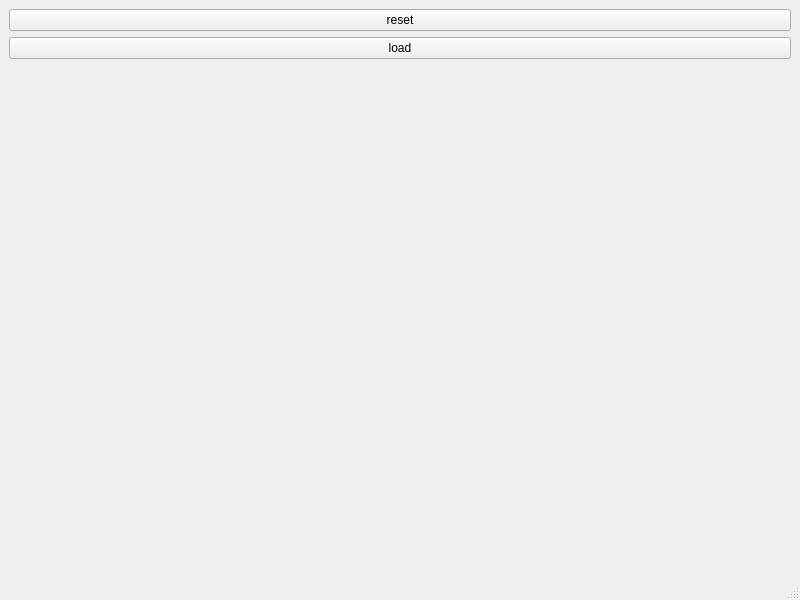
First picture: the form in ui/main_window.ui, repository ArwaMuhammed/image-processing-app, before the edit.
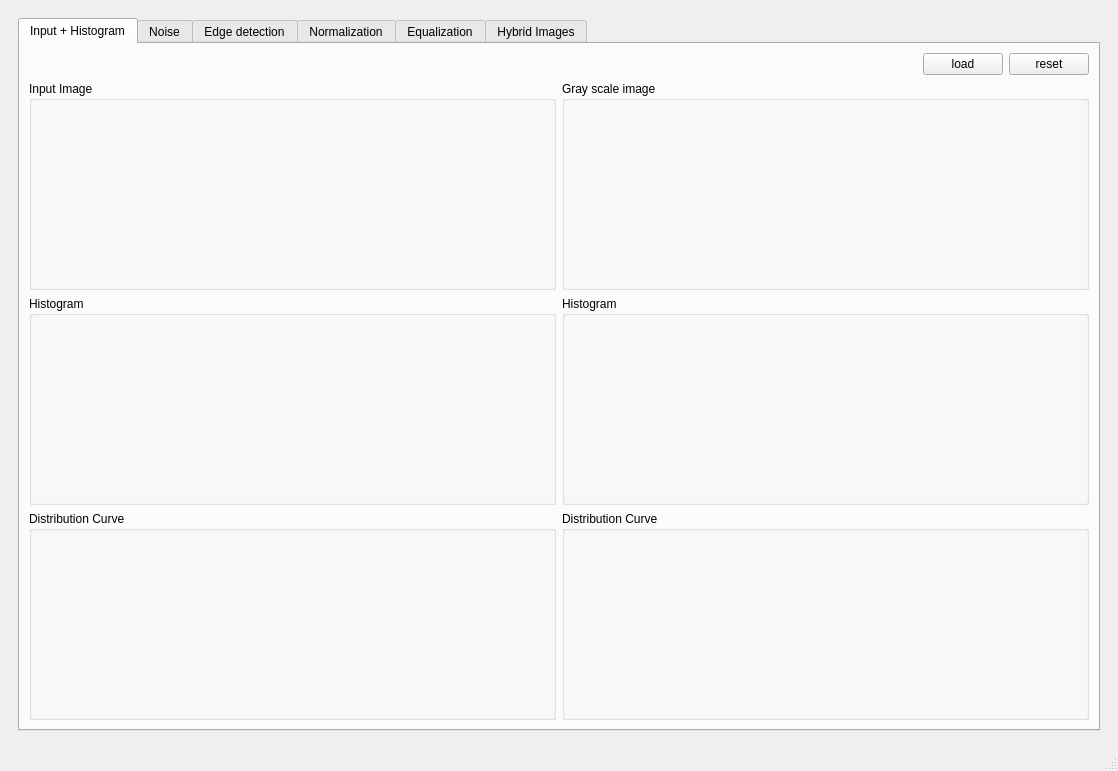
Second picture: the form after the edit.

```diff
--- a/ui/main_window.ui
+++ b/ui/main_window.ui
@@ -6,34 +6,215 @@
    <rect>
     <x>0</x>
     <y>0</y>
-    <width>800</width>
-    <height>600</height>
+    <width>1118</width>
+    <height>771</height>
    </rect>
   </property>
   <property name="windowTitle">
    <string>MainWindow</string>
   </property>
   <widget class="QWidget" name="centralwidget">
-   <layout class="QVBoxLayout" name="verticalLayout">
+   <layout class="QHBoxLayout" name="horizontalLayout">
     <item>
-     <widget class="QPushButton" name="btn_reset">
-      <property name="text">
-       <string>reset</string>
-      </property>
-     </widget>
-    </item>
-    <item>
-     <widget class="QPushButton" name="btn_load">
-      <property name="text">
-       <string>load</string>
-      </property>
-     </widget>
-    </item>
-    <item>
-     <widget class="QLabel" name="lbl_img">
-      <property name="text">
-       <string/>
-      </property>
+     <widget class="QWidget" name="widget" native="true">
+      <layout class="QHBoxLayout" name="horizontalLayout_2">
+       <item>
+        <widget class="QTabWidget" name="tabWidget">
+         <property name="currentIndex">
+          <number>0</number>
+         </property>
+         <widget class="QWidget" name="tab">
+          <attribute name="title">
+           <string>Input + Histogram</string>
+          </attribute>
+          <layout class="QVBoxLayout" name="verticalLayout">
+           <item>
+            <layout class="QHBoxLayout" name="buttonLayout">
+             <item>
+              <spacer name="horizontalSpacer">
+               <property name="orientation">
+                <enum>Qt::Horizontal</enum>
+               </property>
+               <property name="sizeHint" stdset="0">
+                <size>
+                 <width>40</width>
+                 <height>20</height>
+                </size>
+               </property>
+              </spacer>
+             </item>
+             <item>
+              <widget class="QPushButton" name="btn_load">
+               <property name="text">
+                <string>load</string>
+               </property>
+              </widget>
+             </item>
+             <item>
+              <widget class="QPushButton" name="btn_reset">
+               <property name="text">
+                <string>reset</string>
+               </property>
+              </widget>
+             </item>
+            </layout>
+           </item>
+           <item>
+            <layout class="QHBoxLayout" name="imageLayout">
+             <item>
+              <widget class="QGroupBox" name="groupBox">
+               <property name="title">
+                <string>Input Image</string>
+               </property>
+               <layout class="QVBoxLayout" name="inputImageLayout">
+                <item>
+                 <widget class="QLabel" name="InputImage">
+                  <property name="text">
+                   <string/>
+                  </property>
+                  <property name="alignment">
+                   <set>Qt::AlignCenter</set>
+                  </property>
+                 </widget>
+                </item>
+               </layout>
+              </widget>
+             </item>
+             <item>
+              <widget class="QGroupBox" name="groupBox_2">
+               <property name="title">
+                <string>Gray scale image</string>
+               </property>
+               <layout class="QVBoxLayout" name="grayImageLayout">
+                <item>
+                 <widget class="QLabel" name="GrayImage">
+                  <property name="text">
+                   <string/>
+                  </property>
+                  <property name="alignment">
+                   <set>Qt::AlignCenter</set>
+                  </property>
+                 </widget>
+                </item>
+               </layout>
+              </widget>
+             </item>
+            </layout>
+           </item>
+           <item>
+            <layout class="QHBoxLayout" name="histogramLayout">
+             <item>
+              <widget class="QGroupBox" name="groupBox_4">
+               <property name="title">
+                <string>Histogram</string>
+               </property>
+               <layout class="QVBoxLayout" name="inputHistogramLayout">
+                <item>
+                 <widget class="QLabel" name="InputHistogram">
+                  <property name="text">
+                   <string/>
+                  </property>
+                  <property name="alignment">
+                   <set>Qt::AlignCenter</set>
+                  </property>
+                 </widget>
+                </item>
+               </layout>
+              </widget>
+             </item>
+             <item>
+              <widget class="QGroupBox" name="groupBox_3">
+               <property name="title">
+                <string>Histogram</string>
+               </property>
+               <layout class="QVBoxLayout" name="grayHistogramLayout">
+                <item>
+                 <widget class="QLabel" name="GrayHistogram">
+                  <property name="text">
+                   <string/>
+                  </property>
+                  <property name="alignment">
+                   <set>Qt::AlignCenter</set>
+                  </property>
+                 </widget>
+                </item>
+               </layout>
+              </widget>
+             </item>
+            </layout>
+           </item>
+           <item>
+            <layout class="QHBoxLayout" name="distributionLayout">
+             <item>
+              <widget class="QGroupBox" name="groupBox_5">
+               <property name="title">
+                <string>Distribution Curve</string>
+               </property>
+               <layout class="QVBoxLayout" name="inputDistributionLayout">
+                <item>
+                 <widget class="QLabel" name="InputDistribution">
+                  <property name="text">
+                   <string/>
+                  </property>
+                  <property name="alignment">
+                   <set>Qt::AlignCenter</set>
+                  </property>
+                 </widget>
+                </item>
+               </layout>
+              </widget>
+             </item>
+             <item>
+              <widget class="QGroupBox" name="groupBox_6">
+               <property name="title">
+                <string>Distribution Curve</string>
+               </property>
+               <layout class="QVBoxLayout" name="grayDistributionLayout">
+                <item>
+                 <widget class="QLabel" name="GrayDistribution">
+                  <property name="text">
+                   <string/>
+                  </property>
+                  <property name="alignment">
+                   <set>Qt::AlignCenter</set>
+                  </property>
+                 </widget>
+                </item>
+               </layout>
+              </widget>
+             </item>
+            </layout>
+           </item>
+          </layout>
+         </widget>
+         <widget class="QWidget" name="tab_2">
+          <attribute name="title">
+           <string>Noise</string>
+          </attribute>
+         </widget>
+         <widget class="QWidget" name="tab_3">
+          <attribute name="title">
+           <string>Edge detection</string>
+          </attribute>
+         </widget>
+         <widget class="QWidget" name="tab_5">
+          <attribute name="title">
+           <string>Normalization</string>
+          </attribute>
+         </widget>
+         <widget class="QWidget" name="tab_6">
+          <attribute name="title">
+           <string>Equalization</string>
+          </attribute>
+         </widget>
+         <widget class="QWidget" name="tab_4">
+          <attribute name="title">
+           <string>Hybrid Images</string>
+          </attribute>
+         </widget>
+        </widget>
+       </item>
+      </layout>
      </widget>
     </item>
    </layout>
```
Left out of the diff: 2 changed lines with no effect on the pictures.
